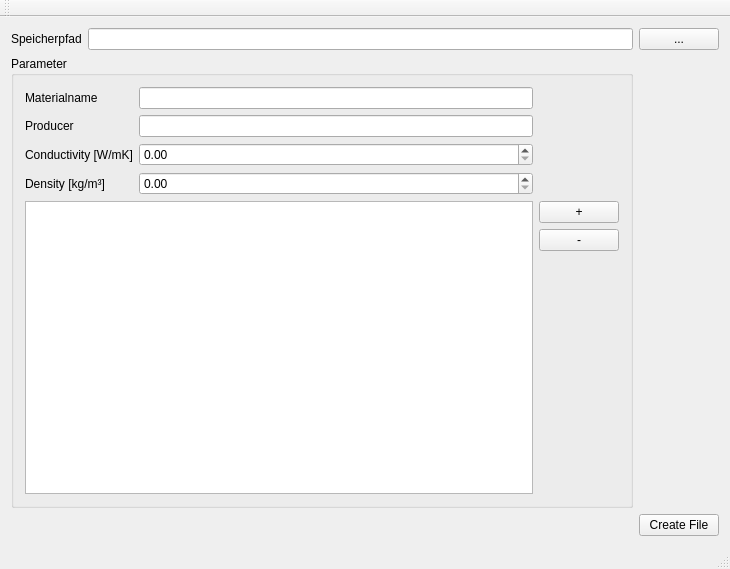
This is PCMMaterialGenerator/src/MainWindow.ui in Arombolosh/PCMMaterialGenerator as Qt 5 draws it before an edit. The edited form follows.
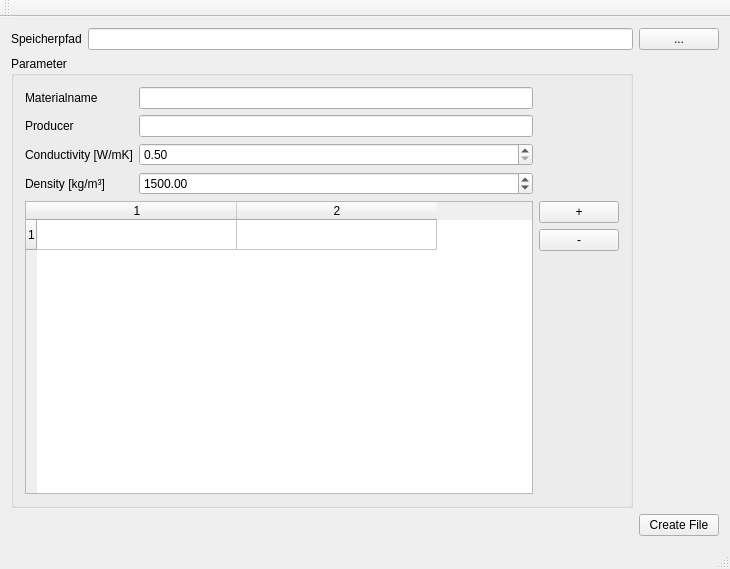
This is the edited form.

Patch:
```diff
--- a/PCMMaterialGenerator/src/MainWindow.ui
+++ b/PCMMaterialGenerator/src/MainWindow.ui
@@ -70,7 +70,32 @@
         </widget>
        </item>
        <item row="4" column="0" rowspan="4" colspan="2">
-        <widget class="QTableWidget" name="tableWidget"/>
+        <widget class="QTableWidget" name="tableWidget">
+         <property name="autoFillBackground">
+          <bool>false</bool>
+         </property>
+         <property name="gridStyle">
+          <enum>Qt::SolidLine</enum>
+         </property>
+         <property name="rowCount">
+          <number>1</number>
+         </property>
+         <property name="columnCount">
+          <number>2</number>
+         </property>
+         <attribute name="horizontalHeaderMinimumSectionSize">
+          <number>28</number>
+         </attribute>
+         <attribute name="horizontalHeaderDefaultSectionSize">
+          <number>200</number>
+         </attribute>
+         <attribute name="verticalHeaderDefaultSectionSize">
+          <number>30</number>
+         </attribute>
+         <row/>
+         <column/>
+         <column/>
+        </widget>
        </item>
        <item row="1" column="0">
         <widget class="QLabel" name="label_5">
@@ -90,10 +115,27 @@
         <widget class="QLineEdit" name="lineEdit_Filename"/>
        </item>
        <item row="3" column="1">
-        <widget class="QDoubleSpinBox" name="doubleSpinBox_Rho"/>
+        <widget class="QDoubleSpinBox" name="doubleSpinBox_Rho">
+         <property name="maximum">
+          <double>10000.000000000000000</double>
+         </property>
+         <property name="value">
+          <double>1500.000000000000000</double>
+         </property>
+        </widget>
        </item>
        <item row="2" column="1">
-        <widget class="QDoubleSpinBox" name="doubleSpinBox_Lambda"/>
+        <widget class="QDoubleSpinBox" name="doubleSpinBox_Lambda">
+         <property name="minimum">
+          <double>0.500000000000000</double>
+         </property>
+         <property name="maximum">
+          <double>1000.000000000000000</double>
+         </property>
+         <property name="singleStep">
+          <double>0.100000000000000</double>
+         </property>
+        </widget>
        </item>
        <item row="1" column="1">
         <widget class="QLineEdit" name="lineEdit_Producer"/>
```
Left out of the diff: 2 changed lines with no effect on the pictures.
